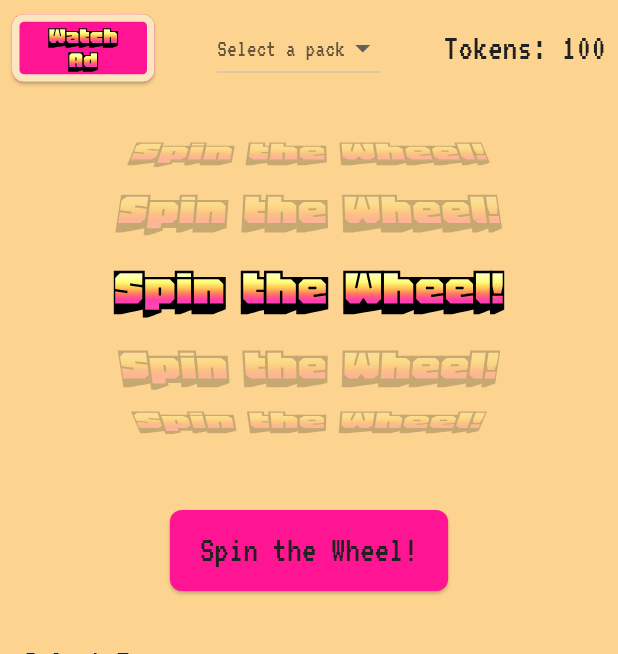
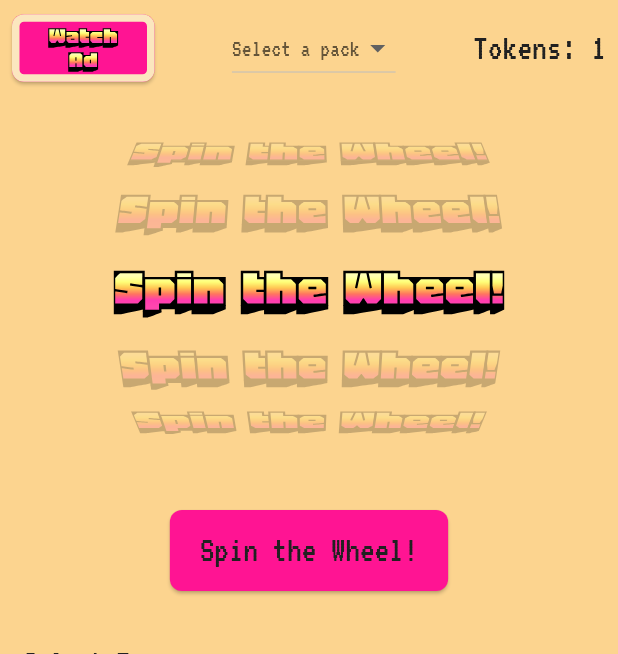
Before and after one commit to Goon-Bug/date-ideas-app-stripped, a Flutter app: the screen it shows after launch, on a phone screen of 412 x 824 dp, the part 84-738 px from its top. Run offline on Flutter 3.47's test engine with Material 3 defaults, Android fonts, the phone set to English and light mode, and no system bars; our stand-ins replace bloc, dropdown_button2, equatable, flutter_bloc, flutter_markdown, flutter_secure_storage and 5 more; missing offline and left inert: dart_jsonwebtoken; accounts and stored records are empty.

Commit message:
Fix default token count in storage to 1

```diff
--- a/frontend/flutter/my_app/lib/helper_functions.dart
+++ b/frontend/flutter/my_app/lib/helper_functions.dart
@@ -54,7 +54,7 @@ Future<void> addDefaultsToStorage() async {
   _log.fine('All storage data: $allStorageData');
   if (allStorageData.isEmpty) {
     _log.fine('Storage is empty, adding defaults');
-    await storage.write(key: 'tokenCount', value: '100');
+    await storage.write(key: 'tokenCount', value: '1');
     await storage.write(
         key: 'iconImage', value: 'assets/profile_icons/icon_0.png');
   } else {
```
